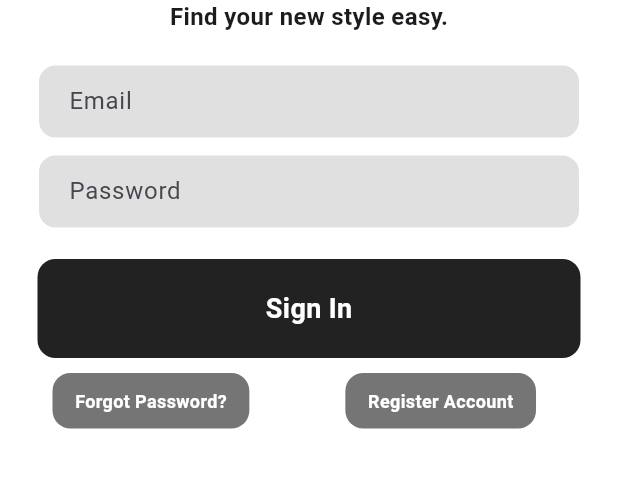
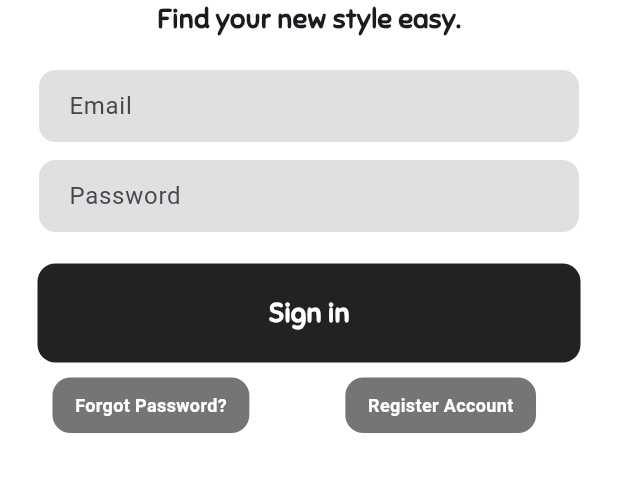
Before and after one commit to ChicoQuemador1/Garment, a Flutter app: the screen it shows after launch, on a phone screen of 412 x 824 dp, the part 290-782 px from its top. Run offline on Flutter 3.47's test engine with Material 3 defaults, Android fonts, the phone set to English and light mode, and no system bars; our stand-ins replace cloud_firestore, firebase_auth, firebase_core; accounts and stored records are empty.

Commit message:
Changes font on login page

```diff
--- a/Application/garment/lib/pages/login/login_page.dart
+++ b/Application/garment/lib/pages/login/login_page.dart
@@ -50,7 +50,8 @@ class _LoginPageState extends State<LoginPage> {
                 "Find your new style easy.",
                 style: TextStyle(
                   fontWeight: FontWeight.bold,
-                  fontSize: 16,
+                  fontSize: 18,
+                  fontFamily: 'Sniglet',
                 ),
               ),
               // Email Address Text Field
@@ -114,11 +115,12 @@ class _LoginPageState extends State<LoginPage> {
                       ),
                       child: Center(
                         child: Text(
-                          "Sign In",
+                          "Sign in",
                           style: TextStyle(
                             color: Colors.white,
                             fontWeight: FontWeight.bold,
                             fontSize: 18,
+                            fontFamily: 'Sniglet',
                           ),
                         ),
                       )),
```
